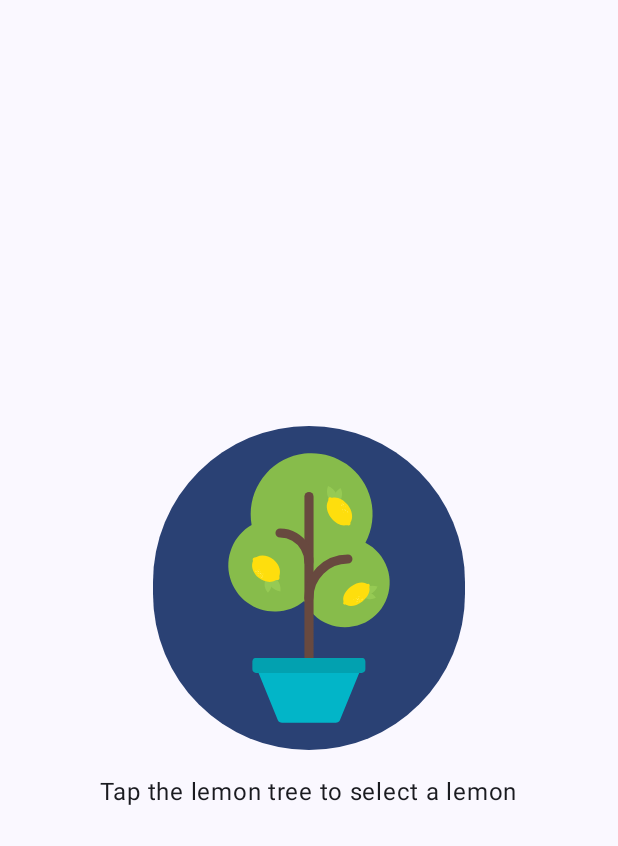
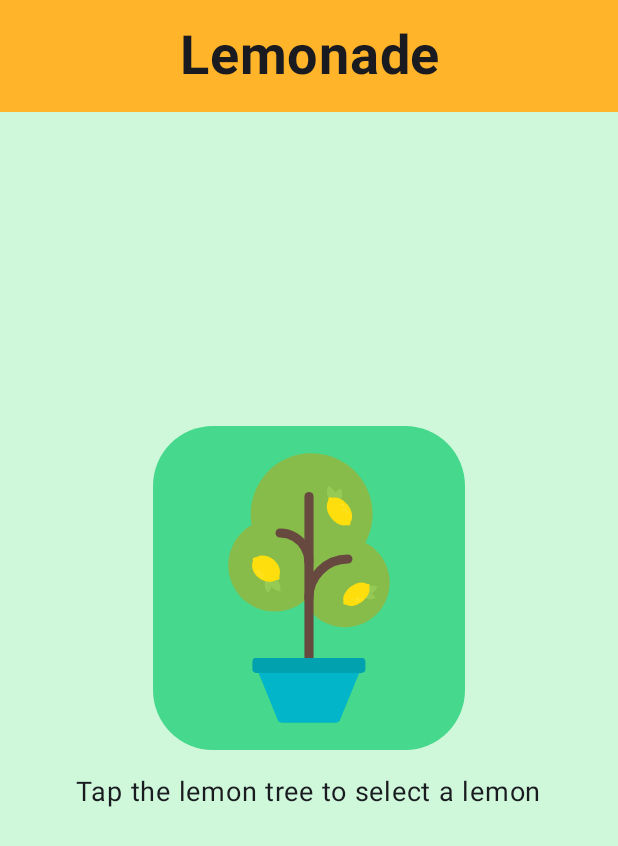
Before and after one commit to KatePril/Lemonade, an Android app built with Jetpack Compose: the screen it shows after launch (MainActivity), on a phone screen of 412 x 824 dp. Shown: the top 846 px of the screen. Run offline under Robolectric (Android 15) with nearby library versions, the phone set to English and light mode, and no system bars.

Commit message:
Update UI

```diff
--- a/app/src/main/java/com/example/lemonade/MainActivity.kt
+++ b/app/src/main/java/com/example/lemonade/MainActivity.kt
@@ -5,38 +5,38 @@ import androidx.activity.ComponentActivity
 import androidx.activity.compose.setContent
 import androidx.compose.foundation.Image
 import androidx.compose.foundation.background
-import androidx.compose.foundation.border
 import androidx.compose.foundation.layout.Arrangement
+import androidx.compose.foundation.layout.Box
 import androidx.compose.foundation.layout.Column
 import androidx.compose.foundation.layout.Spacer
 import androidx.compose.foundation.layout.fillMaxSize
+import androidx.compose.foundation.layout.fillMaxWidth
 import androidx.compose.foundation.layout.height
 import androidx.compose.foundation.layout.padding
 import androidx.compose.foundation.layout.wrapContentSize
 import androidx.compose.foundation.shape.RoundedCornerShape
 import androidx.compose.material3.Button
 import androidx.compose.material3.ButtonDefaults
-import androidx.compose.material3.CenterAlignedTopAppBar
 import androidx.compose.material3.MaterialTheme
 import androidx.compose.material3.Scaffold
 import androidx.compose.material3.Surface
 import androidx.compose.material3.Text
-import androidx.compose.material3.TopAppBarDefaults
 import androidx.compose.runtime.Composable
+import androidx.compose.runtime.getValue
+import androidx.compose.runtime.mutableStateOf
+import androidx.compose.runtime.remember
+import androidx.compose.runtime.setValue
 import androidx.compose.ui.Alignment
 import androidx.compose.ui.Modifier
 import androidx.compose.ui.graphics.Color
 import androidx.compose.ui.res.painterResource
 import androidx.compose.ui.res.stringResource
+import androidx.compose.ui.text.font.FontWeight
+import androidx.compose.ui.text.style.TextAlign
 import androidx.compose.ui.tooling.preview.Preview
 import androidx.compose.ui.unit.dp
 import androidx.compose.ui.unit.sp
 import com.example.lemonade.ui.theme.LemonadeTheme
-import androidx.compose.runtime.mutableStateOf
-import androidx.compose.runtime.getValue
-import androidx.compose.runtime.setValue
-import androidx.compose.runtime.remember
-import androidx.compose.ui.text.font.FontWeight
 
 class MainActivity : ComponentActivity() {
     override fun onCreate(savedInstanceState: Bundle?) {
@@ -67,14 +67,17 @@ fun AppStep(modifier: Modifier = Modifier) {
     var step by remember { mutableStateOf(1) }
     var squeezeCount by remember { mutableStateOf(0) }
 
-    Scaffold { innerPadding ->
+    Scaffold(
+        modifier = modifier
+    ) { innerPadding ->
         Surface(
             modifier = Modifier
                 .fillMaxSize()
                 .padding(innerPadding)
                 .background(MaterialTheme.colorScheme.tertiaryContainer),
-            color = MaterialTheme.colorScheme.background
+            color = Color(red = 206, green = 248, blue = 217, alpha = 255)
         ) {
+            Header()
             when (step) {
                 1 -> {
                     LemonadeWithButtonAndImage(
@@ -120,6 +123,27 @@ fun AppStep(modifier: Modifier = Modifier) {
 }
 
 @Composable
+fun Header(modifier: Modifier = Modifier) {
+    Box(
+        modifier = Modifier.fillMaxWidth()
+    ) {
+        Surface(
+            color = Color(red = 255, green = 180, blue = 41),
+            modifier = Modifier.fillMaxWidth()
+        ) {
+            Text(
+                text = "Lemonade",
+                fontSize = 36.sp,
+                fontWeight = FontWeight.Bold,
+                textAlign = TextAlign.Center,
+                modifier = Modifier.padding(16.dp)
+            )
+        }
+
+    }
+}
+
+@Composable
 fun LemonadeWithButtonAndImage(
     imageId: Int,
     titleId: Int,
@@ -134,7 +158,10 @@ fun LemonadeWithButtonAndImage(
     ) {
         Button(
             onClick = onImageCLick,
-
+            shape = RoundedCornerShape(40.dp),
+            colors = ButtonDefaults.buttonColors(
+                containerColor = Color(red = 70, green = 216, blue = 140, alpha = 255)
+            )
         ) {
             Image(
                 painter = painterResource(imageId),
@@ -144,7 +171,7 @@ fun LemonadeWithButtonAndImage(
         Spacer(modifier = Modifier.height(16.dp))
         Text(
             text = stringResource(textId),
-            fontSize = 16.sp
+            fontSize = 18.sp
         )
     }
 }
--- /dev/null
+++ b/app/src/main/res/values/dimens.xml
@@ -0,0 +1,4 @@
+<?xml version="1.0" encoding="utf-8"?>
+<resources>
+    <dimen name="button_corner_radius">4dp</dimen>
+</resources>
```
